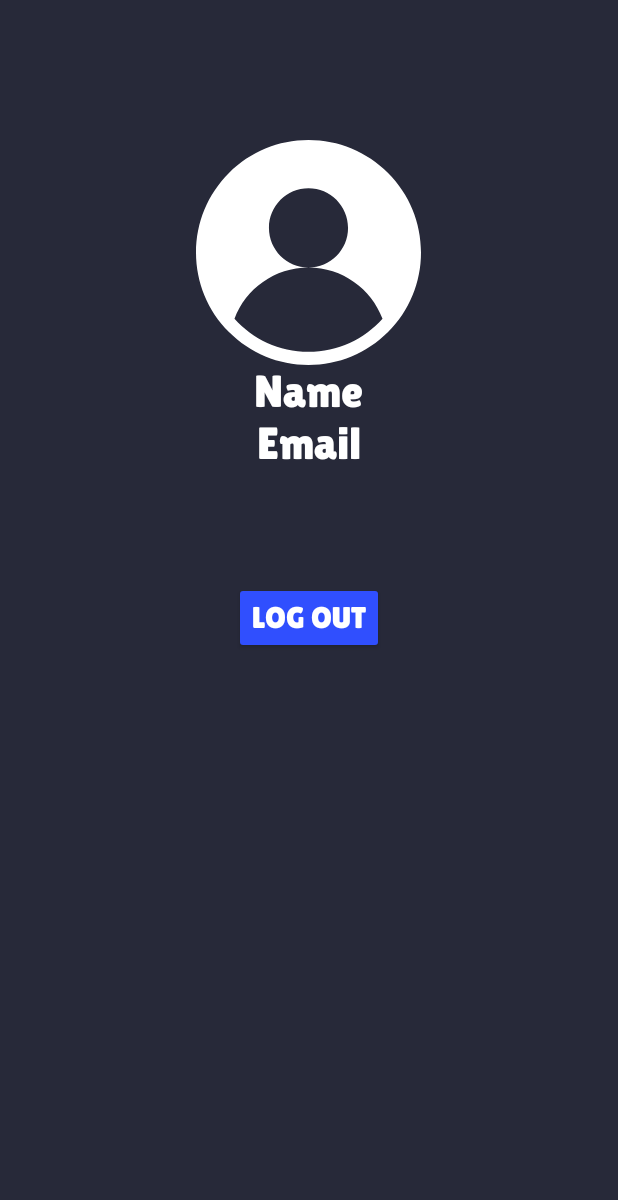
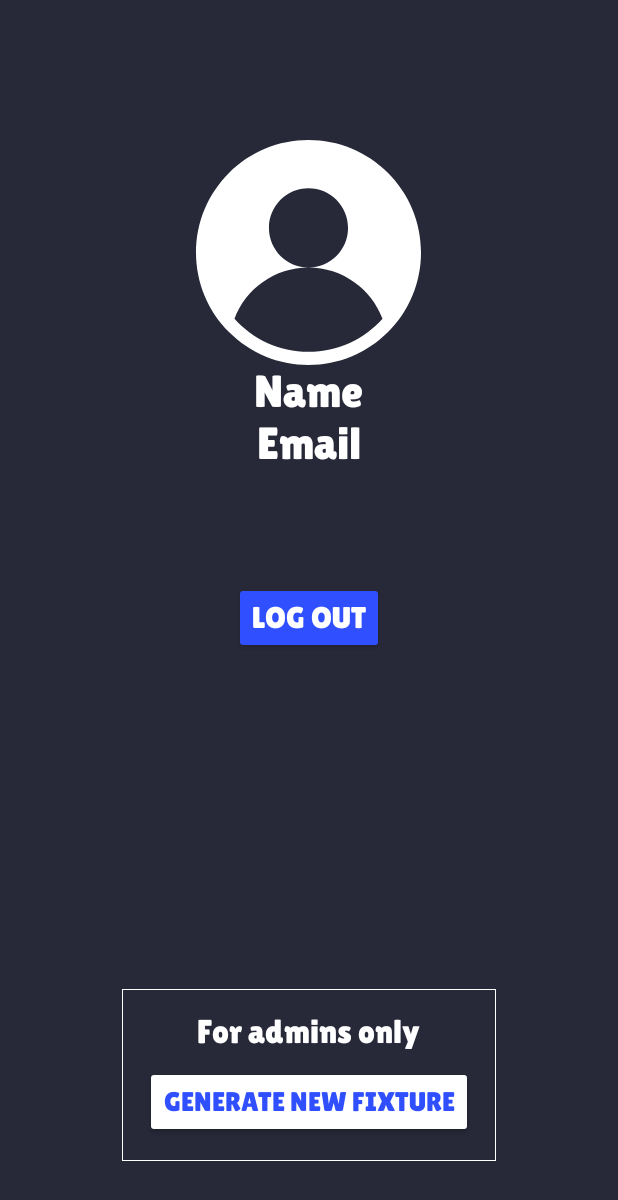
Before and after one commit to amitbarel/23A-10357-FinalProject, an Android app: the layout fragment_profile.xml on its own in the app's theme, with its tools: preview values and no code run, on a phone screen of 412 x 824 dp. Shown: the top 1200 px of the screen. Run offline under Robolectric (Android 15) with nearby library versions, the phone set to English and light mode, and no system bars; Roboto replaces fonts that are not available here.

Commit message:
Closing up to the end

```diff
--- a/app/src/main/java/com/amitb/a23a_10357_soccerwager/Utils/MatchAdapter.java
+++ b/app/src/main/java/com/amitb/a23a_10357_soccerwager/Utils/MatchAdapter.java
@@ -6,6 +6,7 @@ import android.view.View;
 import android.view.ViewGroup;
 
 import androidx.annotation.NonNull;
+import androidx.appcompat.widget.AppCompatEditText;
 import androidx.appcompat.widget.AppCompatTextView;
 import androidx.recyclerview.widget.RecyclerView;
 
@@ -28,13 +29,18 @@ public class MatchAdapter extends RecyclerView.Adapter<MatchAdapter.MatchViewHol
     public class MatchViewHolder extends RecyclerView.ViewHolder{
         private AppCompatTextView team1;
         private AppCompatTextView team2;
+        private AppCompatEditText score1;
+        private AppCompatEditText score2;
 
         public MatchViewHolder(@NonNull View itemView) {
             super(itemView);
             team1 = itemView.findViewById(R.id.TXT_team1);
             team2 = itemView.findViewById(R.id.TXT_team2);
+            score1 = itemView.findViewById(R.id.ET_team1_score);
+            score2 = itemView.findViewById(R.id.ET_team2_score);
         }
     }
+
 
     @NonNull
     public MatchViewHolder onCreateViewHolder(@NonNull ViewGroup parent, int viewType) {
--- /dev/null
+++ b/app/src/main/java/com/amitb/a23a_10357_soccerwager/Utils/Score.java
@@ -0,0 +1,5 @@
+package com.amitb.a23a_10357_soccerwager.Utils;
+
+public class Score {
+    private int s1,s2;
+}
--- a/app/src/main/res/layout/fragment_profile.xml
+++ b/app/src/main/res/layout/fragment_profile.xml
@@ -47,4 +47,40 @@
         android:textSize="20sp"
         android:fontFamily="@font/lilita_one"/>
 
+
+    <LinearLayout
+        android:background="@drawable/item_border"
+        android:layout_width="wrap_content"
+        android:orientation="vertical"
+        android:gravity="center"
+        android:padding="15dp"
+        android:layout_marginTop="50dp"
+        android:layout_centerHorizontal="true"
+        android:layout_alignParentBottom="true"
+        android:layout_marginBottom="50dp"
+        android:layout_height="wrap_content">
+
+        <TextView
+            android:layout_width="wrap_content"
+            android:layout_height="wrap_content"
+            android:text="For admins only"
+            android:textColor="@color/white"
+            android:fontFamily="@font/lilita_one"
+            android:textSize="22sp"/>
+
+        <androidx.appcompat.widget.AppCompatButton
+            android:id="@+id/BTN_generate"
+            android:layout_width="wrap_content"
+            android:layout_height="wrap_content"
+            android:textSize="18sp"
+            android:backgroundTint="@color/white"
+            android:layout_marginTop="10dp"
+            android:textColor="@color/blue_A700"
+            android:text="Generate new fixture"
+            android:fontFamily="@font/lilita_one"/>
+
+
+
+    </LinearLayout>
+
 </RelativeLayout>
--- a/app/src/main/res/layout/matchup_item.xml
+++ b/app/src/main/res/layout/matchup_item.xml
@@ -31,7 +31,9 @@
             android:id="@+id/ET_team1_score"
             android:layout_width="wrap_content"
             android:layout_height="wrap_content"
+            android:inputType="numberDecimal"
             android:layout_toLeftOf="@id/TXT_VS"
+            android:text="0"
             android:layout_marginRight="20dp"
             android:fontFamily="@font/lilita_one"
             android:textSize="16dp"
@@ -53,6 +55,8 @@
             android:layout_width="wrap_content"
             android:layout_height="wrap_content"
             android:fontFamily="@font/lilita_one"
+            android:inputType="numberDecimal"
+            android:text="0"
             android:textSize="16dp"
             android:layout_toRightOf="@id/TXT_VS"
             android:layout_marginLeft="20dp"
```
Also changed, not shown: app/src/main/java/com/amitb/a23a_10357_soccerwager/Fragments/GamesFragment.java (+21 -3 lines), app/src/main/java/com/amitb/a23a_10357_soccerwager/Fragments/LeaguesFragment.java (+39 -2 lines), app/src/main/java/com/amitb/a23a_10357_soccerwager/Fragments/ProfileFragment.java (+25 -3 lines), app/src/main/java/com/amitb/a23a_10357_soccerwager/Utils/DataManager.java (+71 -14 lines), app/src/main/java/com/amitb/a23a_10357_soccerwager/Utils/Fixture.java (added, +29 -0 lines), app/src/main/java/com/amitb/a23a_10357_soccerwager/Utils/Guess.java (+24 -2 lines), app/src/main/java/com/amitb/a23a_10357_soccerwager/Utils/League.java (+11 -5 lines), app/src/main/java/com/amitb/a23a_10357_soccerwager/Utils/Match.java (+0 -15 lines), app/src/main/java/com/amitb/a23a_10357_soccerwager/Utils/RankAdapter.java (added, +62 -0 lines), app/src/main/java/com/amitb/a23a_10357_soccerwager/Utils/Team.java (+0 -8 lines), app/src/main/java/com/amitb/a23a_10357_soccerwager/Utils/User.java (+10 -0 lines), app/src/main/res/values/strings.xml (+0 -7 lines).
